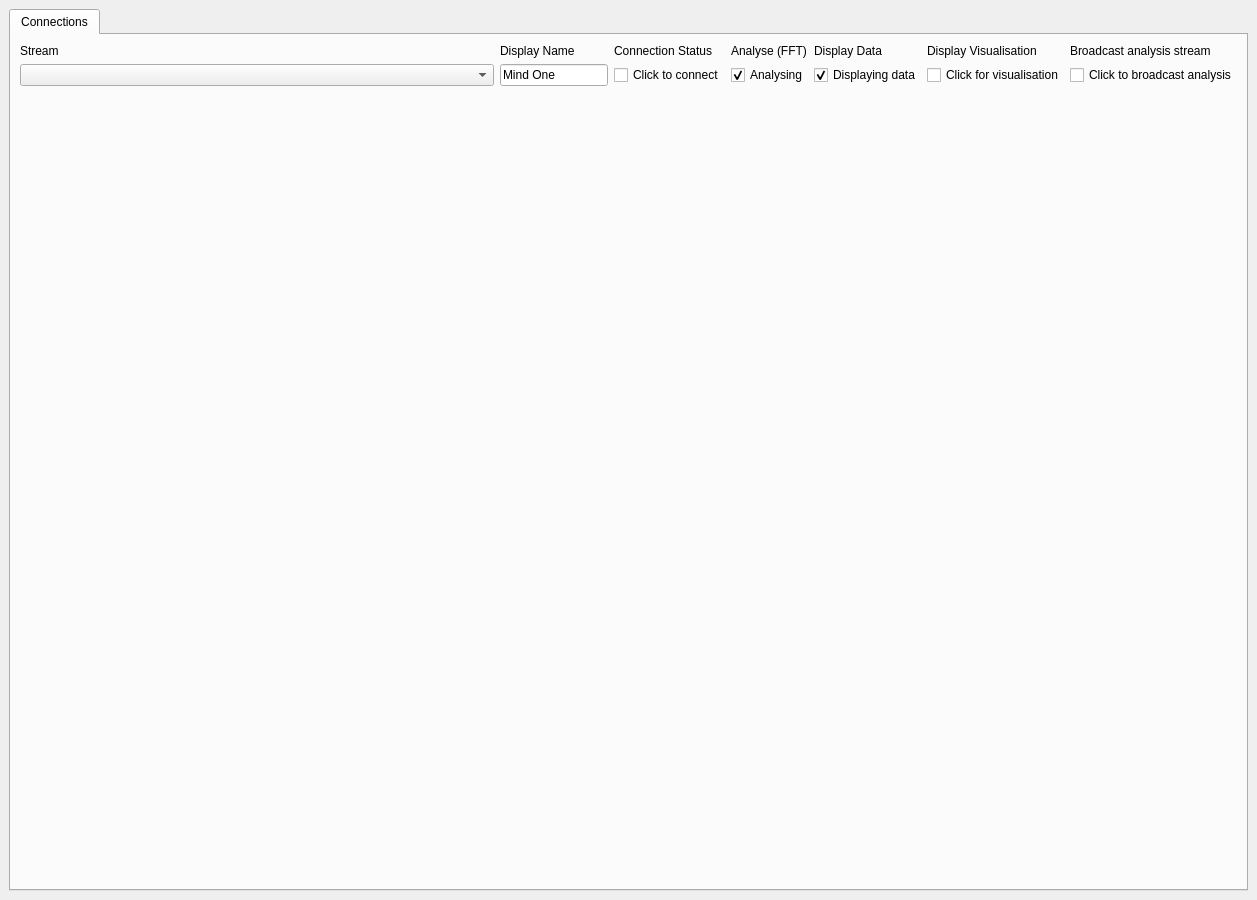
First picture: the form in mainwindow.ui, repository jkanev/samadhi, before the edit.
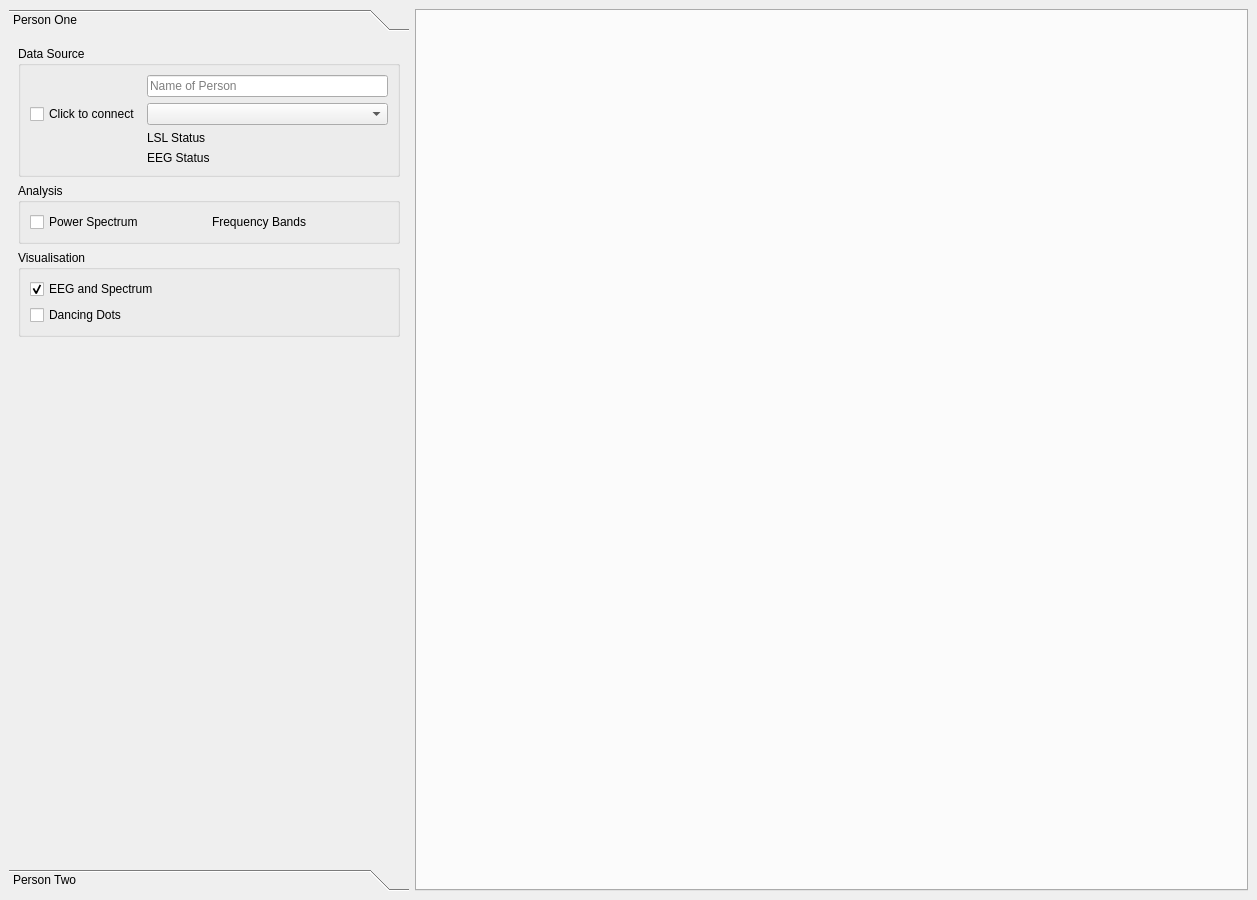
Second picture: the form after the edit. Icons and pictures are not drawn.

What changed in the file:
```diff
--- a/mainwindow.ui
+++ b/mainwindow.ui
@@ -24,27 +24,136 @@
   </property>
   <widget class="QWidget" name="centralwidget">
    <layout class="QGridLayout" name="gridLayout">
-    <item row="0" column="0">
+    <item row="0" column="1">
      <widget class="QTabWidget" name="tabWidget">
       <property name="currentIndex">
+       <number>-1</number>
+      </property>
+     </widget>
+    </item>
+    <item row="0" column="0">
+     <widget class="QToolBox" name="toolBox">
+      <property name="sizePolicy">
+       <sizepolicy hsizetype="Fixed" vsizetype="Preferred">
+        <horstretch>0</horstretch>
+        <verstretch>0</verstretch>
+       </sizepolicy>
+      </property>
+      <property name="minimumSize">
+       <size>
+        <width>400</width>
+        <height>0</height>
+       </size>
+      </property>
+      <property name="currentIndex">
        <number>0</number>
       </property>
-      <widget class="QWidget" name="tabConnections">
-       <attribute name="title">
-        <string>Connections</string>
+      <widget class="QWidget" name="pageSource01">
+       <property name="geometry">
+        <rect>
+         <x>0</x>
+         <y>0</y>
+         <width>400</width>
+         <height>818</height>
+        </rect>
+       </property>
+       <attribute name="label">
+        <string>Person One</string>
        </attribute>
-       <layout class="QGridLayout" name="gridLayout_2" columnstretch="2,0,0,0,0,0,0,0,0">
-        <item row="1" column="5">
-         <widget class="QCheckBox" name="checkBoxAnalyse01">
-          <property name="text">
-           <string>Analysing</string>
+       <layout class="QGridLayout" name="gridLayout_3">
+        <item row="2" column="0">
+         <widget class="QGroupBox" name="groupBoxVisualisation">
+          <property name="title">
+           <string>Visualisation</string>
           </property>
-          <property name="checked">
-           <bool>true</bool>
+          <layout class="QGridLayout" name="gridLayout_6">
+           <item row="0" column="0">
+            <widget class="QCheckBox" name="checkBoxDspEegPsd">
+             <property name="text">
+              <string>EEG and Spectrum</string>
+             </property>
+             <property name="checked">
+              <bool>true</bool>
+             </property>
+            </widget>
+           </item>
+           <item row="1" column="0">
+            <widget class="QCheckBox" name="checkBoxDspDancingDots">
+             <property name="text">
+              <string>Dancing Dots</string>
+             </property>
+            </widget>
+           </item>
+          </layout>
+         </widget>
+        </item>
+        <item row="1" column="0">
+         <widget class="QGroupBox" name="groupBoxAnalysis">
+          <property name="title">
+           <string>Analysis</string>
           </property>
+          <layout class="QGridLayout" name="gridLayout_5">
+           <item row="0" column="0">
+            <widget class="QCheckBox" name="checkBoxAnalPSD">
+             <property name="text">
+              <string>Power Spectrum</string>
+             </property>
+            </widget>
+           </item>
+           <item row="0" column="1">
+            <widget class="QLabel" name="labelFrequencyBands">
+             <property name="text">
+              <string>Frequency Bands</string>
+             </property>
+            </widget>
+           </item>
+          </layout>
          </widget>
         </item>
-        <item row="3" column="4">
+        <item row="0" column="0">
+         <widget class="QGroupBox" name="groupBox">
+          <property name="title">
+           <string>Data Source</string>
+          </property>
+          <layout class="QGridLayout" name="gridLayout_4">
+           <item row="5" column="1">
+            <widget class="QLabel" name="labelEegStatus">
+             <property name="text">
+              <string>EEG Status</string>
+             </property>
+            </widget>
+           </item>
+           <item row="0" column="1">
+            <widget class="QLineEdit" name="lineEditName01">
+             <property name="text">
+              <string/>
+             </property>
+             <property name="placeholderText">
+              <string>Name of Person</string>
+             </property>
+            </widget>
+           </item>
+           <item row="3" column="0">
+            <widget class="QCheckBox" name="checkBoxConnect01">
+             <property name="text">
+              <string>Click to connect</string>
+             </property>
+            </widget>
+           </item>
+           <item row="3" column="1">
+            <widget class="QComboBox" name="comboBoxStreamName01"/>
+           </item>
+           <item row="4" column="1">
+            <widget class="QLabel" name="labelLslStatus">
+             <property name="text">
+              <string>LSL Status</string>
+             </property>
+            </widget>
+           </item>
+          </layout>
+         </widget>
+        </item>
+        <item row="3" column="0">
          <spacer name="verticalSpacer">
           <property name="orientation">
            <enum>Qt::Vertical</enum>
@@ -57,98 +166,21 @@
           </property>
          </spacer>
         </item>
-        <item row="0" column="2">
-         <widget class="QLabel" name="labelName">
-          <property name="text">
-           <string>Display Name</string>
-          </property>
-         </widget>
-        </item>
-        <item row="1" column="2">
-         <widget class="QLineEdit" name="lineEditName01">
-          <property name="text">
-           <string>Mind One</string>
-          </property>
-         </widget>
-        </item>
-        <item row="0" column="5">
-         <widget class="QLabel" name="labelStreamId">
-          <property name="text">
-           <string>Analyse (FFT)</string>
-          </property>
-         </widget>
-        </item>
-        <item row="0" column="8">
-         <widget class="QLabel" name="labelStreamAnalysis">
-          <property name="text">
-           <string>Broadcast analysis stream</string>
-          </property>
-         </widget>
-        </item>
-        <item row="0" column="7">
-         <widget class="QLabel" name="labelChannels">
-          <property name="text">
-           <string>Display Visualisation</string>
-          </property>
-         </widget>
-        </item>
-        <item row="0" column="6">
-         <widget class="QLabel" name="labelHost">
-          <property name="text">
-           <string>Display Data</string>
-          </property>
-         </widget>
-        </item>
-        <item row="0" column="0">
-         <widget class="QLabel" name="labelStreamName">
-          <property name="text">
-           <string>Stream</string>
-          </property>
-         </widget>
-        </item>
-        <item row="1" column="0">
-         <widget class="QComboBox" name="comboBoxStreamName01"/>
-        </item>
-        <item row="1" column="4">
-         <widget class="QCheckBox" name="checkBoxConnect01">
-          <property name="text">
-           <string>Click to connect</string>
-          </property>
-         </widget>
-        </item>
-        <item row="0" column="4">
-         <widget class="QLabel" name="labelConnectionStatus">
-          <property name="text">
-           <string>Connection Status</string>
-          </property>
-         </widget>
-        </item>
-        <item row="1" column="6">
-         <widget class="QCheckBox" name="checkBoxDisplay01">
-          <property name="text">
-           <string>Displaying data</string>
-          </property>
-          <property name="checked">
-           <bool>true</bool>
-          </property>
-         </widget>
-        </item>
-        <item row="1" column="7">
-         <widget class="QCheckBox" name="checkBoxVisualisation01">
-          <property name="text">
-           <string>Click for visualisation</string>
-          </property>
-         </widget>
-        </item>
-        <item row="1" column="8">
-         <widget class="QCheckBox" name="checkBoxStreamAnalysis01">
-          <property name="text">
-           <string>Click to broadcast analysis</string>
-          </property>
-         </widget>
-        </item>
        </layout>
       </widget>
+      <widget class="QWidget" name="page_2">
+       <property name="geometry">
+        <rect>
+         <x>0</x>
+         <y>0</y>
+         <width>400</width>
+         <height>818</height>
+        </rect>
+       </property>
+       <attribute name="label">
+        <string>Person Two</string>
+       </attribute>
+      </widget>
      </widget>
     </item>
    </layout>
```
